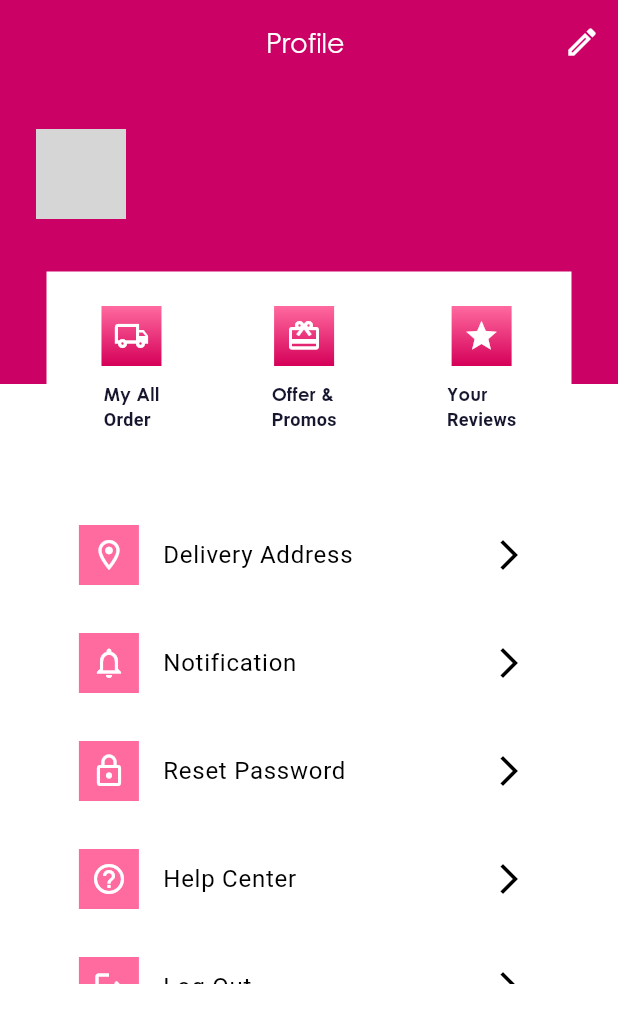
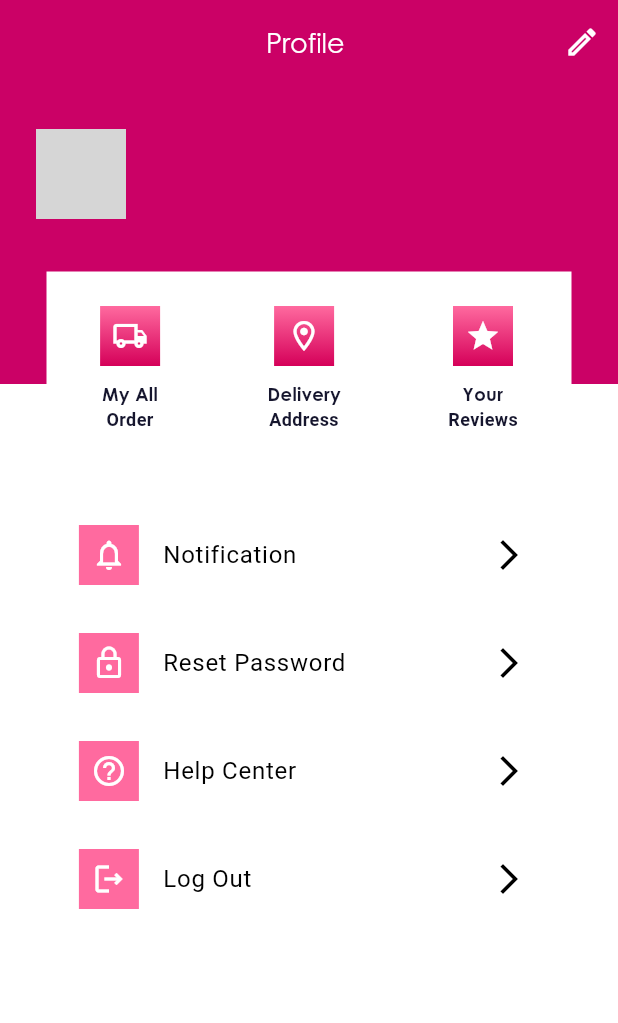
Before and after one commit to Hasnainhai/CITTA-23, a Flutter app: the ProfileScreen screen opened by its route, on a phone screen of 412 x 824 dp. Shown: the top 1023 px of the screen. Run offline on Flutter 3.47's test engine with Material 3 defaults, Android fonts, the phone set to English and light mode, and no system bars; our stand-ins replace another_flushbar, cloud_firestore, fancy_shimmer_image, firebase_auth, firebase_core, firebase_storage and 8 more; missing offline and left inert: flutter_stripe, order_tracker; accounts and stored records are empty; network calls fail; project files that could hold a hidden picture were left out; grey boxes are pictures that could not be loaded.

Commit message:
make some changes in profile

```diff
--- a/lib/view/profile/profile_screen.dart
+++ b/lib/view/profile/profile_screen.dart
@@ -317,13 +317,13 @@
           ),
           profileCenterBtns(
             ontap: () {
-              Navigator.pushNamed(context, RoutesName.promosOffer);
+              Navigator.pushNamed(context, RoutesName.deliveryAddress);
             },
             tColor: const Color(0xffFF6A9F),
             bColor: const Color(0xffD50059),
-            icon: Icons.card_giftcard_outlined,
-            title: 'Offer &',
-            subtitle: 'Promos',
+            icon: Icons.location_on_outlined,
+            title: 'Delivery',
+            subtitle: 'Address',
           ),
           profileCenterBtns(
             ontap: () {
@@ -356,16 +356,16 @@
           children: [
             Column(
               children: [
-                ProfileWidgets(
-                    ontap: () {
-                      Navigator.pushNamed(context, RoutesName.deliveryAddress);
-                    },
-                    tColor: const Color(0xffFF6A9F),
-                    bColor: const Color(0xffD50059),
-                    icon: Icons.location_on_outlined,
-                    trIcon: Icons.arrow_forward_ios,
-                    title: 'Delivery Address'),
-                const Divider(),
+                // ProfileWidgets(
+                //     ontap: () {
+                //       Navigator.pushNamed(context, RoutesName.deliveryAddress);
+                //     },
+                //     tColor: const Color(0xffFF6A9F),
+                //     bColor: const Color(0xffD50059),
+                //     icon: Icons.location_on_outlined,
+                //     trIcon: Icons.arrow_forward_ios,
+                //     title: 'Delivery Address'),
+                // const Divider(),
                 ProfileWidgets(
                     ontap: () {
                       Navigator.pushNamed(
@@ -388,9 +388,7 @@
                     title: 'Reset Password'),
                 const Divider(),
                 ProfileWidgets(
-                    ontap: () {
-                      Navigator.pushNamed(context, RoutesName.restscreen);
-                    },
+                    ontap: () {},
                     tColor: const Color(0xffFF6A9F),
                     bColor: const Color(0xffD50059),
                     icon: Icons.help_outline,
--- a/lib/view/profile/widgets/profileCenterBtn.dart
+++ b/lib/view/profile/widgets/profileCenterBtn.dart
@@ -53,6 +53,7 @@
         ),
         const VerticalSpeacing(10.0),
         Text.rich(
+          textAlign: TextAlign.center,
           TextSpan(
             text: '$title\n',
             style: const TextStyle(
```
Also changed, not shown: pubspec.lock.
